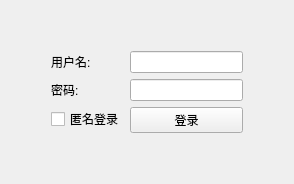
The window that FTPClient/FTPClient/LoginWin.ui (lawlietmax/QtProject) describes before a commit, drawn with Qt 5.
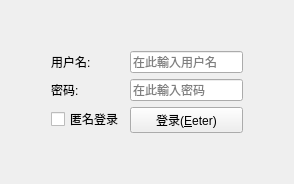
The same window after the commit.

Diff of the .ui file:
```diff
--- a/FTPClient/FTPClient/LoginWin.ui
+++ b/FTPClient/FTPClient/LoginWin.ui
@@ -42,7 +42,11 @@
       </widget>
      </item>
      <item row="0" column="1">
-      <widget class="QLineEdit" name="ID_Line"/>
+      <widget class="QLineEdit" name="ID_Line">
+       <property name="placeholderText">
+        <string>在此輸入用户名</string>
+       </property>
+      </widget>
      </item>
      <item row="1" column="0">
       <widget class="QLabel" name="label_2">
@@ -52,12 +56,25 @@
       </widget>
      </item>
      <item row="1" column="1">
-      <widget class="QLineEdit" name="PW_Line"/>
+      <widget class="QLineEdit" name="PW_Line">
+       <property name="inputMask">
+        <string/>
+       </property>
+       <property name="text">
+        <string/>
+       </property>
+       <property name="echoMode">
+        <enum>QLineEdit::Password</enum>
+       </property>
+       <property name="placeholderText">
+        <string>在此輸入密码</string>
+       </property>
+      </widget>
      </item>
      <item row="2" column="1">
       <widget class="QPushButton" name="Login_Button">
        <property name="text">
-        <string>登录</string>
+        <string>登录(&amp;Eeter)</string>
        </property>
       </widget>
      </item>
```
